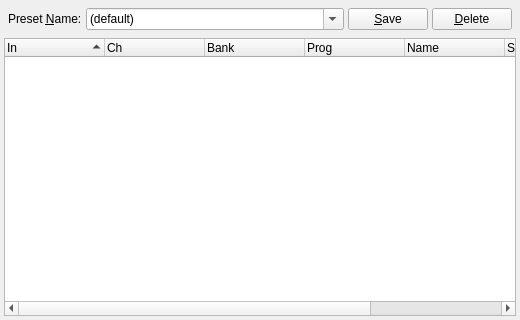
First picture: the form in src/qsynthChannelsForm.ui, repository rncbc/qsynth, before the edit.
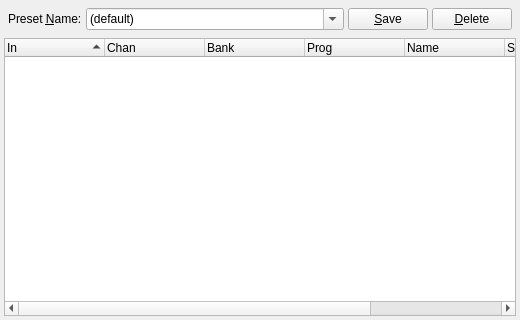
Second picture: the form after the edit. Icons and pictures are not drawn.

Commit message: - Keep child windows always on top quit trouble fix (hopefully).

Diff of the .ui file:
```diff
--- a/src/qsynthChannelsForm.ui
+++ b/src/qsynthChannelsForm.ui
@@ -176,7 +176,7 @@
      </column>
      <column>
       <property name="text" >
-       <string>Ch</string>
+       <string>Chan</string>
       </property>
      </column>
      <column>
```
The commit also changes 3 other files.
